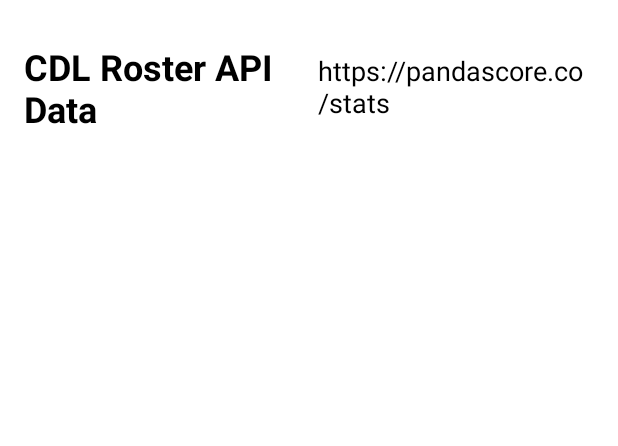
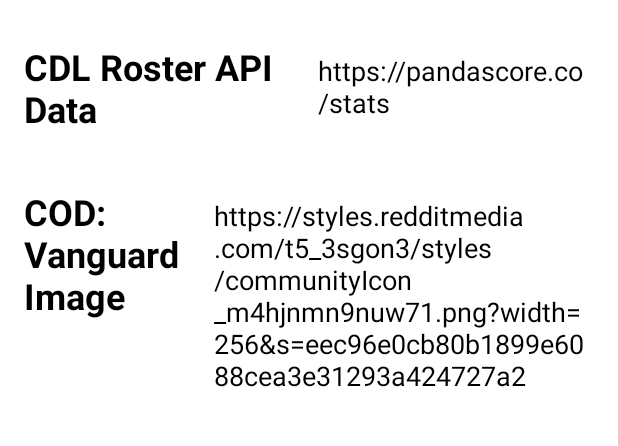
Before and after one commit to robbiebrush/CODAssistantAndroid, an Android app: the screen it shows after launch (MainActivity), after a tap on "Credits", on a phone screen of 412 x 824 dp, the part 199-645 px from its top. Run offline under Robolectric (Android 15) with nearby library versions, the phone set to English and light mode, and no system bars; our stand-ins replace navigation-ui.

Commit message:
Added COD: Vanguard Image to credits

```diff
--- a/app/src/main/java/com/example/codassistant/RecyclerViews/CreditsRecycler/CreditsFragment.java
+++ b/app/src/main/java/com/example/codassistant/RecyclerViews/CreditsRecycler/CreditsFragment.java
@@ -71,6 +71,7 @@ public class CreditsFragment extends Fragment {
 
         credits.add(new Credit("COD Assistant Creators", "Robbie Brush, Evan"));
         credits.add(new Credit("CDL Roster API Data", "https://pandascore.co/stats"));
+        credits.add(new Credit("COD: Vanguard Image", "https://styles.redditmedia.com/t5_3sgon3/styles/communityIcon_m4hjnmn9nuw71.png?width=256&s=eec96e0cb80b1899e6088cea3e31293a424727a2"));
 
         RecyclerView recyclerView = view.findViewById(R.id.creditsRecyclerView);
         recyclerView.setLayoutManager(new LinearLayoutManager(getContext(),
```
